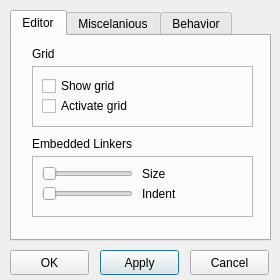
The window that unreal/branches/newAge/qrgui/mainwindow/preferencesDialog.ui (qreal/qreal) describes before a commit, drawn with Qt 5.
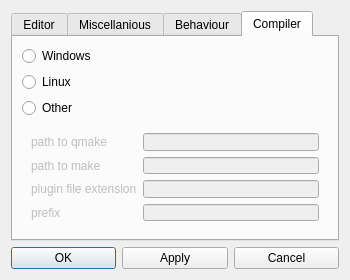
The same window after the commit. The open tabs and pages were chosen to show the change. Icons and pictures are not drawn.

Patch:
```diff
--- a/unreal/branches/newAge/qrgui/mainwindow/preferencesDialog.ui
+++ b/unreal/branches/newAge/qrgui/mainwindow/preferencesDialog.ui
@@ -6,59 +6,55 @@
    <rect>
     <x>0</x>
     <y>0</y>
-    <width>280</width>
+    <width>350</width>
     <height>280</height>
    </rect>
   </property>
   <property name="minimumSize">
    <size>
-    <width>280</width>
+    <width>350</width>
     <height>280</height>
    </size>
   </property>
   <property name="maximumSize">
    <size>
-    <width>280</width>
+    <width>350</width>
     <height>280</height>
    </size>
   </property>
   <property name="windowTitle">
    <string>Dialog</string>
   </property>
-  <widget class="QPushButton" name="applyButton">
-   <property name="geometry">
-    <rect>
-     <x>100</x>
-     <y>250</y>
-     <width>79</width>
-     <height>25</height>
-    </rect>
-   </property>
-   <property name="text">
-    <string>Apply</string>
-   </property>
-  </widget>
+  <property name="windowIcon">
+   <iconset resource="../qrgui.qrc">
+    <normaloff>:/icons/qreal.png</normaloff>:/icons/qreal.png</iconset>
+  </property>
+  <layout class="QGridLayout" name="gridLayout_2">
+   <item row="1" column="0">
   <widget class="QPushButton" name="okButton">
-   <property name="geometry">
-    <rect>
-     <x>10</x>
-     <y>250</y>
-     <width>79</width>
-     <height>25</height>
-    </rect>
-   </property>
    <property name="text">
     <string>OK</string>
    </property>
   </widget>
+   </item>
+   <item row="1" column="1">
+    <widget class="QPushButton" name="applyButton">
+     <property name="text">
+      <string>Apply</string>
+     </property>
+    </widget>
+   </item>
+   <item row="1" column="2">
+    <widget class="QPushButton" name="cancelButton">
+     <property name="text">
+      <string>Cancel</string>
+     </property>
+    </widget>
+   </item>
+   <item row="0" column="0" colspan="3">
   <widget class="QTabWidget" name="preferenciesTabWidget">
-   <property name="geometry">
-    <rect>
-     <x>10</x>
-     <y>10</y>
-     <width>261</width>
-     <height>231</height>
-    </rect>
+     <property name="enabled">
+      <bool>true</bool>
    </property>
    <property name="currentIndex">
     <number>1</number>
@@ -70,9 +66,9 @@
     <widget class="QFrame" name="frame">
      <property name="geometry">
       <rect>
-       <x>20</x>
+         <x>10</x>
        <y>30</y>
-       <width>221</width>
+         <width>311</width>
        <height>61</height>
       </rect>
      </property>
@@ -115,7 +111,7 @@
     <widget class="QLabel" name="label">
      <property name="geometry">
       <rect>
-       <x>20</x>
+         <x>10</x>
        <y>10</y>
        <width>31</width>
        <height>16</height>
@@ -128,7 +124,7 @@
     <widget class="QLabel" name="label_2">
      <property name="geometry">
       <rect>
-       <x>20</x>
+         <x>10</x>
        <y>100</y>
        <width>121</width>
        <height>16</height>
@@ -141,9 +137,9 @@
     <widget class="QFrame" name="frame_2">
      <property name="geometry">
       <rect>
-       <x>20</x>
+         <x>10</x>
        <y>120</y>
-       <width>221</width>
+         <width>311</width>
        <height>61</height>
       </rect>
      </property>
@@ -158,7 +154,7 @@
        <rect>
         <x>10</x>
         <y>10</y>
-        <width>91</width>
+          <width>251</width>
         <height>16</height>
        </rect>
       </property>
@@ -175,9 +171,9 @@
      <widget class="QLabel" name="label_3">
       <property name="geometry">
        <rect>
-        <x>110</x>
+          <x>270</x>
         <y>10</y>
-        <width>101</width>
+          <width>51</width>
         <height>16</height>
        </rect>
       </property>
@@ -190,7 +186,7 @@
        <rect>
         <x>10</x>
         <y>30</y>
-        <width>91</width>
+          <width>251</width>
         <height>16</height>
        </rect>
       </property>
@@ -207,7 +203,7 @@
      <widget class="QLabel" name="label_4">
       <property name="geometry">
        <rect>
-        <x>110</x>
+          <x>270</x>
         <y>30</y>
         <width>101</width>
         <height>16</height>
@@ -221,7 +217,7 @@
    </widget>
    <widget class="QWidget" name="miscTab">
     <attribute name="title">
-     <string>Miscelanious</string>
+       <string>Miscellanious</string>
     </attribute>
     <widget class="QFrame" name="frame_3">
      <property name="geometry">
@@ -336,7 +332,7 @@
    </widget>
    <widget class="QWidget" name="tab">
     <attribute name="title">
-     <string>Behavior</string>
+       <string>Behaviour</string>
     </attribute>
     <widget class="QFrame" name="frame_5">
      <property name="geometry">
@@ -449,21 +445,92 @@
      </property>
     </widget>
    </widget>
-  </widget>
-  <widget class="QPushButton" name="cancelButton">
-   <property name="geometry">
-    <rect>
-     <x>190</x>
-     <y>250</y>
-     <width>79</width>
-     <height>25</height>
-    </rect>
-   </property>
+     <widget class="QWidget" name="tab_2">
+      <attribute name="title">
+       <string>Compiler</string>
+      </attribute>
+      <layout class="QGridLayout" name="gridLayout_3">
+       <item row="0" column="0">
+        <widget class="QRadioButton" name="windowsButton">
+         <property name="text">
+          <string>Windows</string>
+         </property>
+         <property name="autoExclusive">
+          <bool>true</bool>
+         </property>
+        </widget>
+       </item>
+       <item row="1" column="0">
+        <widget class="QRadioButton" name="linuxButton">
+         <property name="text">
+          <string>Linux</string>
+         </property>
+        </widget>
+       </item>
+       <item row="2" column="0">
+        <widget class="QRadioButton" name="otherButton">
    <property name="text">
-    <string>Cancel</string>
-   </property>
-  </widget>
- </widget>
- <resources/>
+          <string>Other</string>
+         </property>
+        </widget>
+       </item>
+       <item row="3" column="0">
+        <widget class="QWidget" name="compilerSettingsWidget" native="true">
+         <property name="enabled">
+          <bool>false</bool>
+         </property>
+         <layout class="QGridLayout" name="gridLayout">
+          <item row="0" column="0">
+           <widget class="QLabel" name="label_9">
+            <property name="text">
+             <string>path to qmake</string>
+            </property>
+           </widget>
+          </item>
+          <item row="0" column="1">
+           <widget class="QLineEdit" name="pathToQmake"/>
+          </item>
+          <item row="1" column="0">
+           <widget class="QLabel" name="label_10">
+            <property name="text">
+             <string>path to make</string>
+            </property>
+           </widget>
+          </item>
+          <item row="1" column="1">
+           <widget class="QLineEdit" name="pathToMake"/>
+          </item>
+          <item row="2" column="0">
+           <widget class="QLabel" name="label_11">
+            <property name="text">
+             <string>plugin file extension</string>
+            </property>
+           </widget>
+          </item>
+          <item row="2" column="1">
+           <widget class="QLineEdit" name="pluginExtension"/>
+          </item>
+          <item row="3" column="1">
+           <widget class="QLineEdit" name="prefix"/>
+          </item>
+          <item row="3" column="0">
+           <widget class="QLabel" name="label_12">
+            <property name="text">
+             <string>prefix</string>
+            </property>
+           </widget>
+          </item>
+         </layout>
+        </widget>
+       </item>
+      </layout>
+     </widget>
+    </widget>
+   </item>
+  </layout>
+ </widget>
+ <resources>
+  <include location="../qrgui.qrc"/>
+ </resources>
  <connections/>
 </ui>
```
Left out of the diff: 48 changed lines with no effect on the pictures. Lines whose indentation alone changed are shown as unchanged.
